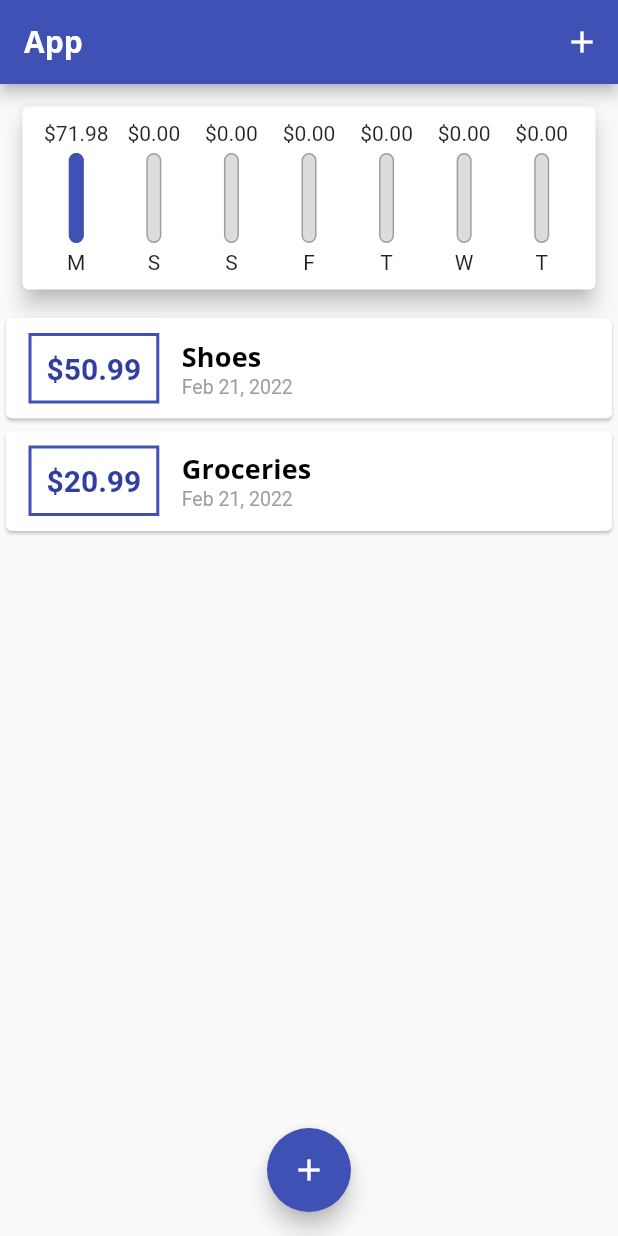
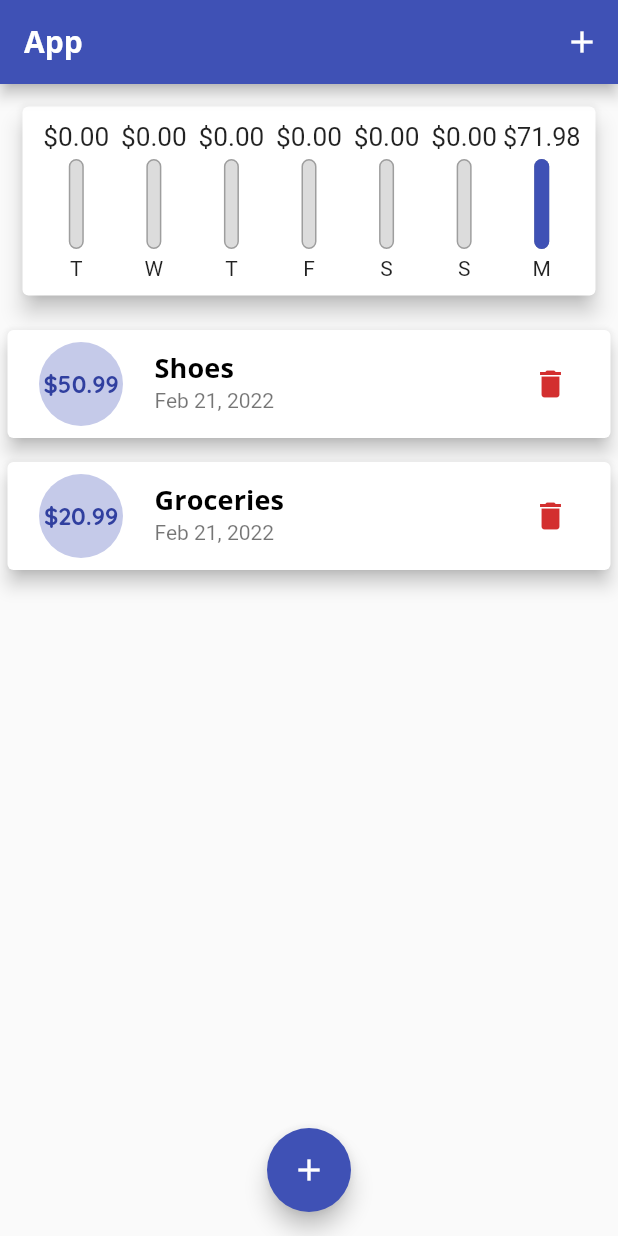
Before and after one commit to psieczkowska/expensapp, a Flutter app: the screen it shows after launch, on a phone screen of 412 x 824 dp. Run offline on Flutter 3.47's test engine with Material 2 defaults, Android fonts, the phone set to English and light mode, and no system bars.

Commit message:
Add DatePicker and delete functionality

```diff
--- a/lib/main.dart
+++ b/lib/main.dart
@@ -18,6 +18,13 @@ class MyApp extends StatelessWidget {
       title: 'ExpensApp',
       theme: ThemeData(
         primarySwatch: Colors.indigo,
+        elevatedButtonTheme: ElevatedButtonThemeData(
+          style: ButtonStyle(
+            foregroundColor: MaterialStateProperty.all(Colors.white),
+            backgroundColor:
+                MaterialStateProperty.all(Theme.of(context).primaryColorDark),
+          ),
+        ),
         fontFamily: 'Quicksand',
         textTheme: ThemeData.light().textTheme.copyWith(
                 titleSmall: TextStyle(
@@ -69,11 +76,12 @@ class _MyHomePageState extends State<MyHomePage> {
     }).toList();
   }
 
-  void _addNewTransaction(String txTitle, double txAmount) {
+  void _addNewTransaction(
+      String txTitle, double txAmount, DateTime chosenDate) {
     final newTx = Transaction(
       title: txTitle,
       amount: txAmount,
-      date: DateTime.now(),
+      date: chosenDate,
       id: DateTime.now().toString(),
     );
     setState(
@@ -94,6 +102,12 @@ class _MyHomePageState extends State<MyHomePage> {
         );
       },
     );
+  }
+
+  void _deleteTransaction(String idOfTransaction) {
+    setState(() {
+      _userTransactions.removeWhere((element) => element.id == idOfTransaction);
+    });
   }
 
   @override
@@ -118,7 +132,7 @@ class _MyHomePageState extends State<MyHomePage> {
               width: double.infinity,
               child: Chart(_recentTransactions),
             ),
-            TransactionList(_userTransactions),
+            TransactionList(_userTransactions, _deleteTransaction),
           ],
         ),
       ),
--- a/lib/widgets/chart.dart
+++ b/lib/widgets/chart.dart
@@ -27,7 +27,7 @@ class Chart extends StatelessWidget {
         'day': DateFormat.E().format(weekDay).substring(0, 1),
         'amount': totalSum,
       };
-    });
+    }).reversed.toList();
   }
 
   double get maxSpending {
--- a/lib/widgets/chart_bar.dart
+++ b/lib/widgets/chart_bar.dart
@@ -11,8 +11,11 @@ class ChartBar extends StatelessWidget {
   Widget build(BuildContext context) {
     return Column(
       children: [
-        FittedBox(
+        Container(
+          height: 20,
+          child: FittedBox(
             child: Text('\$$spendingAmount'),
+          ),
         ),
         SizedBox(
           height: 5,
@@ -20,7 +23,8 @@ class ChartBar extends StatelessWidget {
         Container(
           height: 60,
           width: 10,
-          child: Stack(children: [
+          child: Stack(
+            children: [
               Container(
                 decoration: BoxDecoration(
                   border: Border.all(
@@ -31,16 +35,22 @@ class ChartBar extends StatelessWidget {
                   borderRadius: BorderRadius.circular(10),
                 ),
               ),
-            FractionallySizedBox(
+              Container(
+                height: 60,
+                width: 10,
+                child: FractionallySizedBox(
                   heightFactor: spendingPercentage,
+                  alignment: Alignment.bottomCenter,
                   child: Container(
                     decoration: BoxDecoration(
                       color: Theme.of(context).primaryColor,
                       borderRadius: BorderRadius.circular(10),
                     ),
                   ),
-            )
-          ]),
+                ),
+              ),
+            ],
+          ),
         ),
         SizedBox(
           height: 5,
--- a/lib/widgets/transaction_list.dart
+++ b/lib/widgets/transaction_list.dart
@@ -4,13 +4,13 @@ import '../models/transaction.dart';
 
 class TransactionList extends StatelessWidget {
   final List<Transaction> transactions;
-
-  TransactionList(this.transactions);
+  final Function deleteTx;
+  TransactionList(this.transactions, this.deleteTx);
 
   @override
   Widget build(BuildContext context) {
     return Container(
-      height: 300,
+      height: 450,
       child: transactions.isEmpty
           ? Column(
               children: [
@@ -33,46 +33,39 @@ class TransactionList extends StatelessWidget {
           : ListView.builder(
               itemBuilder: (context, index) {
                 return Card(
-                  child: Row(
-                    children: [
-                      Container(
                   margin: EdgeInsets.symmetric(
-                          vertical: 10,
-                          horizontal: 15,
+                    vertical: 8,
+                    horizontal: 5,
                   ),
-                        decoration: BoxDecoration(
-                          border: Border.all(
-                            color: Theme.of(context).primaryColor,
-                            width: 2,
-                          ),
-                        ),
+                  elevation: 5,
+                  child: ListTile(
+                    leading: CircleAvatar(
+                      radius: 33,
+                      backgroundColor: Theme.of(context).primaryColorLight,
+                      child: Padding(
+                        padding: const EdgeInsets.all(8.0),
+                        child: FittedBox(
                           child: Text(
                             '\$${transactions[index].amount.toStringAsFixed(2)}',
                             style: TextStyle(
-                            color: Theme.of(context).primaryColorDark,
                               fontWeight: FontWeight.bold,
-                            fontSize: 20,
                             ),
                           ),
-                        padding: EdgeInsets.all(10),
                         ),
-                      Column(
-                        crossAxisAlignment: CrossAxisAlignment.start,
-                        children: [
-                          Text(
+                      ),
+                    ),
+                    title: Text(
                       transactions[index].title,
                       style: Theme.of(context).textTheme.titleSmall,
                     ),
-                          Text(
+                    subtitle: Text(
                       DateFormat.yMMMd().format(transactions[index].date),
-                            style: TextStyle(
-                              fontSize: 13,
-                              color: Colors.grey,
                     ),
+                    trailing: IconButton(
+                      onPressed: () => deleteTx(transactions[index].id),
+                      icon: Icon(Icons.delete),
+                      color: Theme.of(context).errorColor,
                     ),
-                        ],
-                      )
-                    ],
                   ),
                 );
               },
```
Also changed, not shown: lib/widgets/new_transaction.dart (+57 -21 lines). Lines whose indentation alone changed are shown as unchanged.
